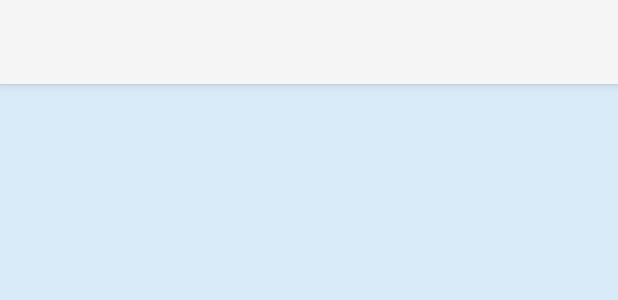
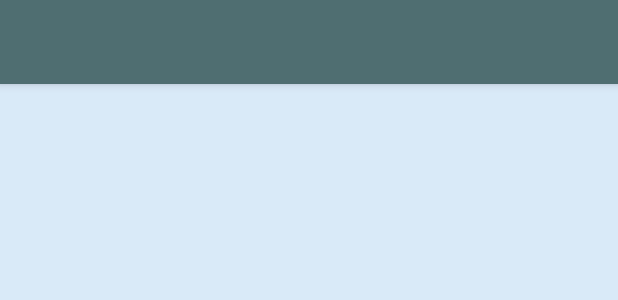
Before and after one commit to XiXiaPdx/Appetizing, an Android app: the layout activity_main.xml on its own in the app's theme, with its tools: preview values and no code run, on a phone screen of 412 x 824 dp. Shown: the top 300 px of the screen. Run offline under Robolectric (Android 15) with nearby library versions, the phone set to English and light mode, and no system bars; network calls fail.

Commit message:
toolbar color change of text and background

```diff
--- a/app/src/main/res/layout/toolbar.xml
+++ b/app/src/main/res/layout/toolbar.xml
@@ -8,9 +8,10 @@
         android:id="@+id/toolbar"
         android:layout_width="match_parent"
         android:layout_height="?attr/actionBarSize"
-        android:background="?attr/colorPrimary"
+        android:background="@color/colorPrimary"
         android:elevation="4dp"
+        android:titleTextColor="@color/colorLightBlue"
         app:layout_scrollFlags="scroll|enterAlways"
-        android:theme="@style/ThemeOverlay.AppCompat.ActionBar"
+        android:theme="@style/ThemeOverlay.AppCompat.Dark.ActionBar"
         app:popupTheme="@style/ThemeOverlay.AppCompat.Light"/>
 </merge>
```
